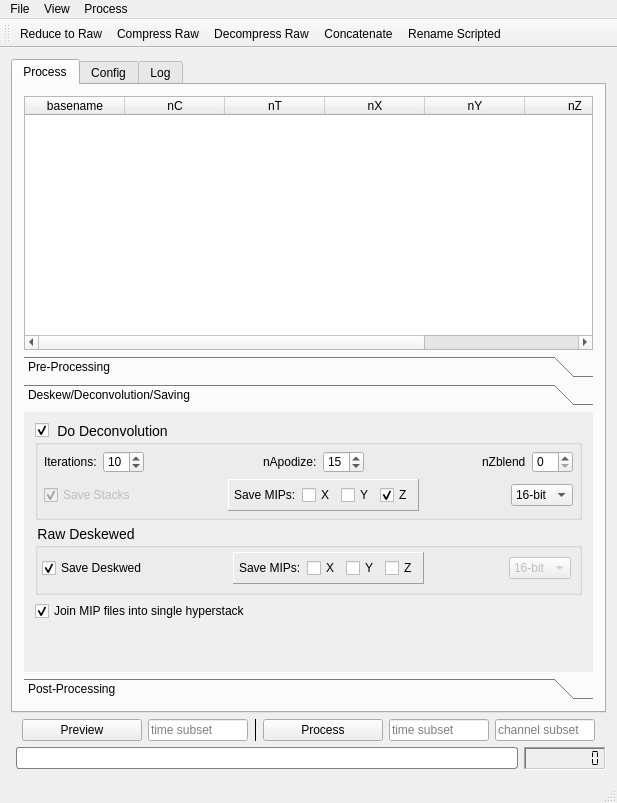
Old version of the form llspy/gui/main_gui.ui in the repository tlambert03/LLSpy.
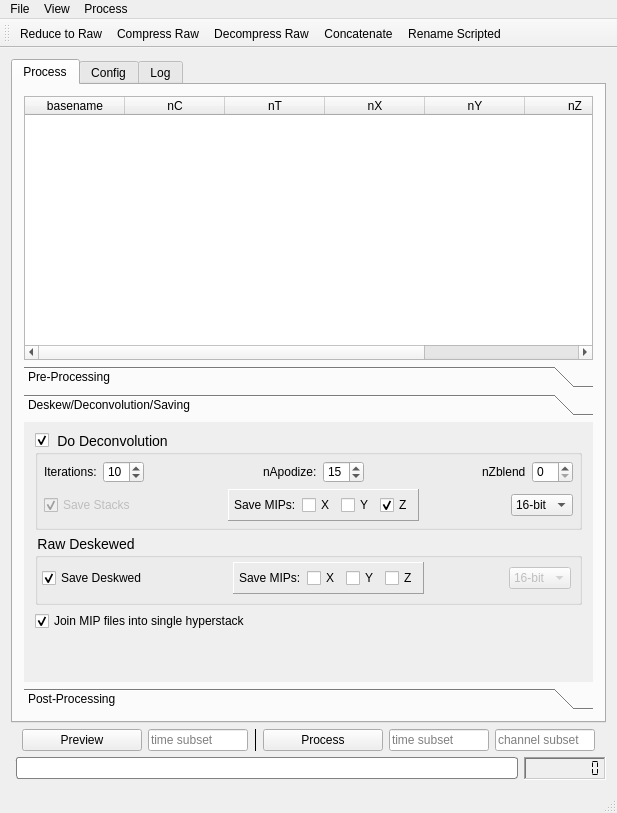
New version of the form.

Commit message: change default height

Diff of the .ui file:
```diff
--- a/llspy/gui/main_gui.ui
+++ b/llspy/gui/main_gui.ui
@@ -7,7 +7,7 @@
     <x>0</x>
     <y>0</y>
     <width>617</width>
-    <height>803</height>
+    <height>813</height>
    </rect>
   </property>
   <property name="minimumSize">
@@ -529,7 +529,7 @@
              <x>0</x>
              <y>0</y>
              <width>547</width>
-             <height>255</height>
+             <height>265</height>
             </rect>
            </property>
            <attribute name="label">
```
Left out of the diff: 64 changed lines with no effect on the pictures.
